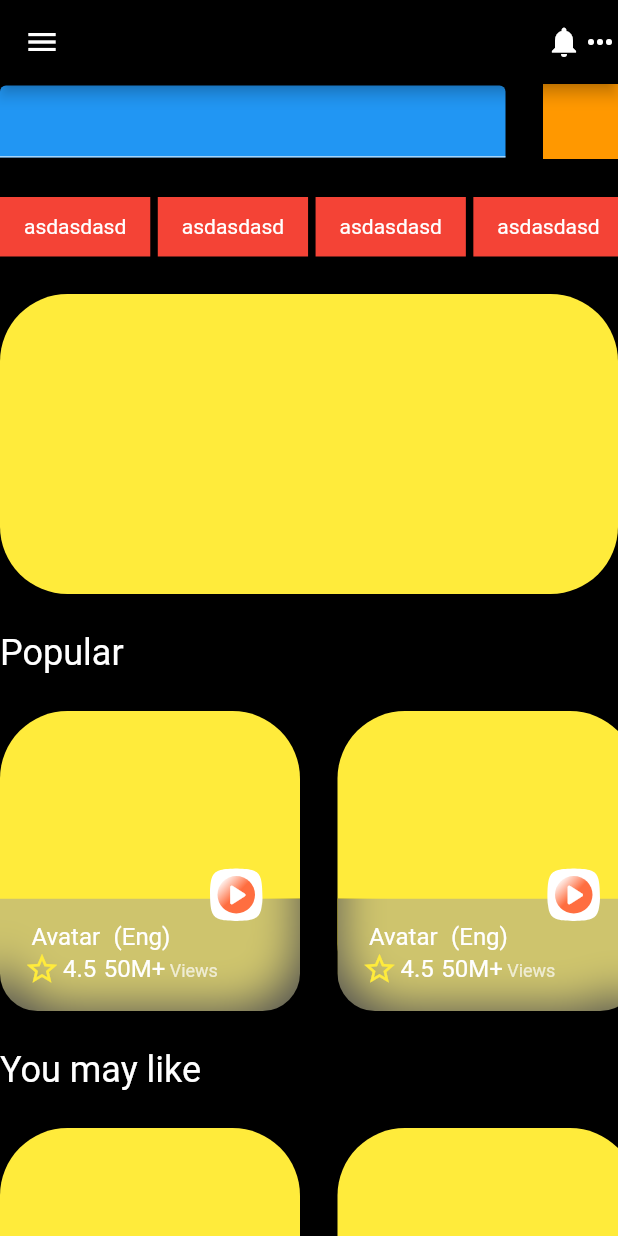
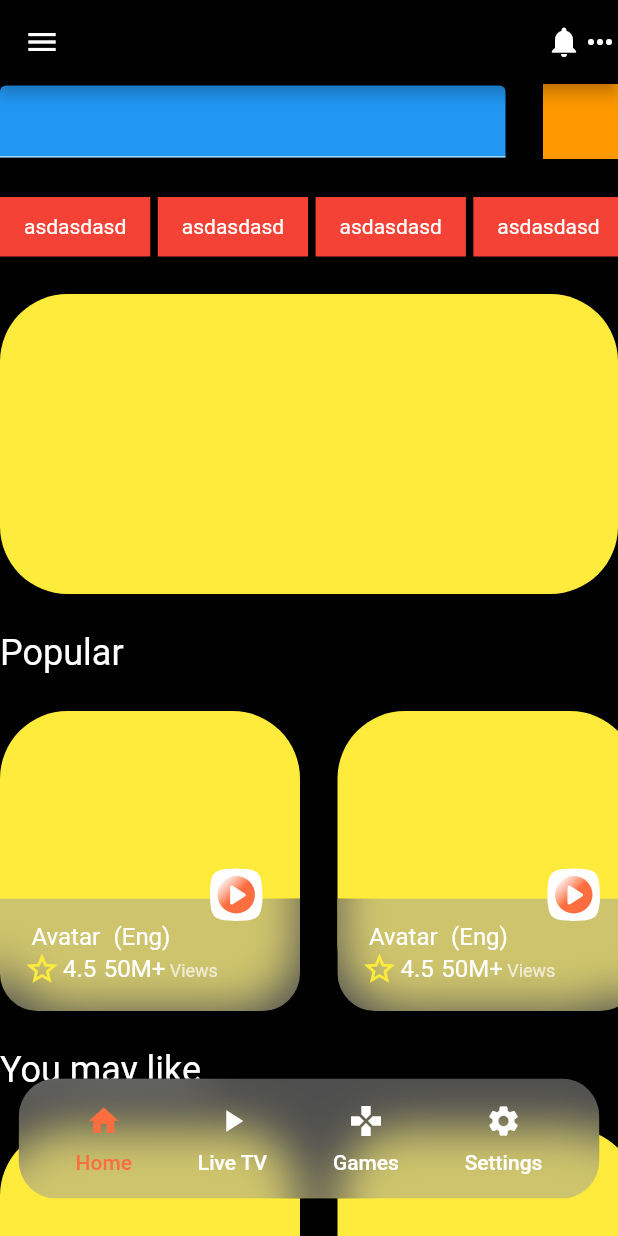
Before and after one commit to nadas00/fsc_ibb, a Flutter app: the HomeView screen opened by its route, on a phone screen of 412 x 824 dp. Run offline on Flutter 3.47's test engine with Material 2 defaults, Android fonts, the phone set to English and light mode, and no system bars; our stand-ins replace equatable, get_it, logger, stacked, stacked_services; generated files the repository leaves out were written again; network calls fail.

Commit message:
bottom navbar added.

```diff
--- a/lib/views/home/home_view.dart
+++ b/lib/views/home/home_view.dart
@@ -1,3 +1,5 @@
+import 'dart:ui';
+
 import 'package:flutter/material.dart';
 import 'package:fsc_ibb/core/locator.dart';
 import 'package:fsc_ibb/widgets/category_menu_item/category_menu_item.dart';
@@ -18,7 +20,9 @@ class HomeView extends StatelessWidget {
             leading: const Icon(Icons.menu),
             actions: const [Icon(Icons.notifications), Icon(Icons.more_horiz)],
           ),
-          body: SingleChildScrollView(
+          body: Stack(
+            children: [
+              SingleChildScrollView(
                 child: Column(
                   children: [
                     Row(
@@ -89,9 +93,52 @@ class HomeView extends StatelessWidget {
                         ShowCard(),
                       ]),
                     ),
-                SizedBox(height: MediaQuery.of(context).viewPadding.bottom+25),
+                    SizedBox(height: MediaQuery.of(context).viewPadding.bottom + 125),
                   ],
                 ),
+              ),
+              Align(
+                alignment: Alignment.bottomCenter,
+                child: Container(
+                  padding: EdgeInsets.only(bottom: MediaQuery.of(context).viewPadding.bottom + 25),
+                  child: Stack(
+                    fit: StackFit.expand,
+                    children: <Widget>[
+                      Align(
+                        alignment: Alignment.bottomCenter,
+                        child: ClipRRect(
+                          borderRadius: BorderRadius.circular(25),
+                          child: BackdropFilter(
+                            filter: ImageFilter.blur(
+                              sigmaX: 15.0,
+                              sigmaY: 15.0,
+                            ),
+                            child: Container(
+                              width: MediaQuery.of(context).size.width - 25,
+                              padding: const EdgeInsets.all(16.0),
+                              color: Colors.grey.withOpacity(0.5),
+                              child: Row(
+                                mainAxisAlignment: MainAxisAlignment.spaceAround,
+                                children: const [
+                                  MenuItem(
+                                    icon: Icons.home,
+                                    title: "Home",
+                                    isSelected: true,
+                                  ),
+                                  MenuItem(icon: Icons.play_arrow, title: "Live TV"),
+                                  MenuItem(icon: Icons.gamepad, title: "Games"),
+                                  MenuItem(icon: Icons.settings, title: "Settings"),
+                                ],
+                              ),
+                            ),
+                          ),
+                        ),
+                      ),
+                    ],
+                  ),
+                ),
+              ),
+            ],
           ),
         );
       },
@@ -99,3 +146,31 @@ class HomeView extends StatelessWidget {
     );
   }
 }
+
+class MenuItem extends StatelessWidget {
+  const MenuItem({
+    Key key,
+    this.title,
+    this.icon,
+    this.isSelected = false,
+  }) : super(key: key);
+
+  final String title;
+  final IconData icon;
+  final bool isSelected;
+
+  @override
+  Widget build(BuildContext context) {
+    return Column(
+      mainAxisSize: MainAxisSize.min,
+      children: [
+        Icon(icon, color: isSelected ? Colors.deepOrangeAccent : null),
+        const SizedBox(height: 8),
+        Text(
+          title,
+          style: Theme.of(context).textTheme.bodyText1.copyWith(color: isSelected ? Colors.deepOrangeAccent : null),
+        ),
+      ],
+    );
+  }
+}
```
Lines whose indentation alone changed are shown as unchanged.
